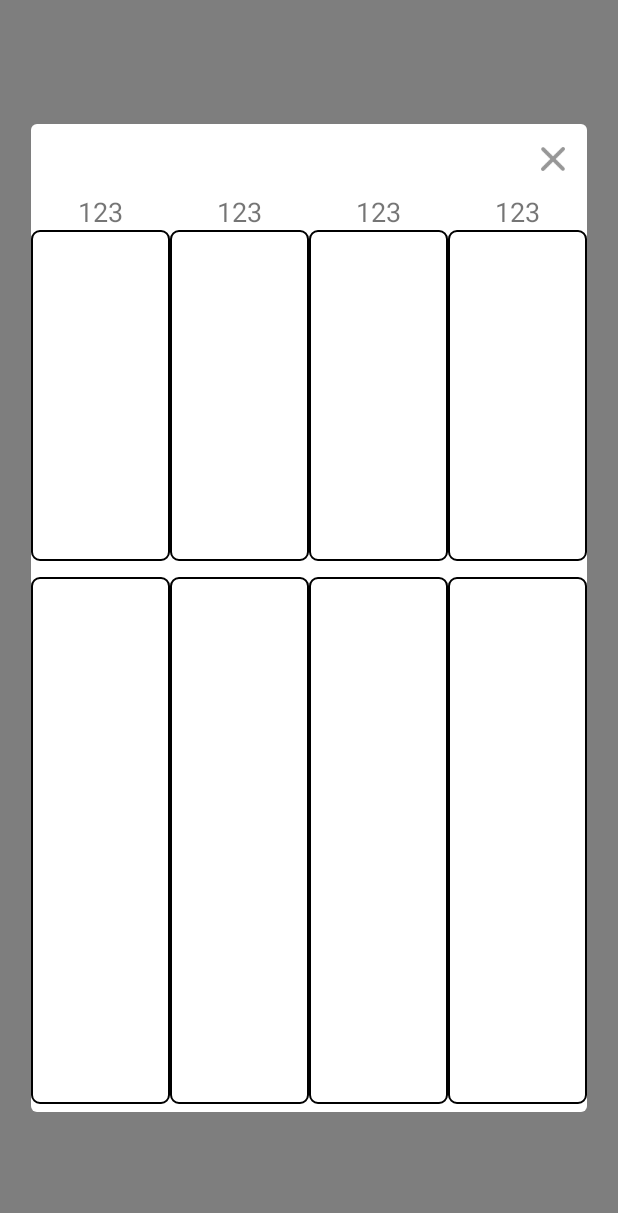
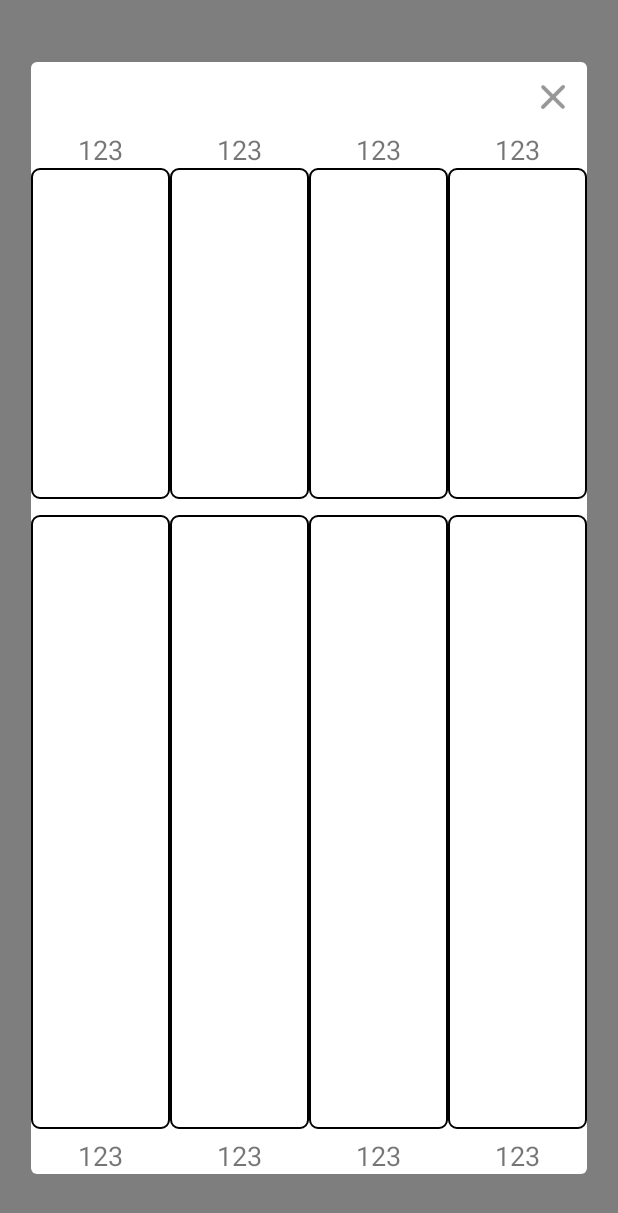
Before and after one commit to g78101/BridgeApp, an Android app: the layout info_view.xml on its own in the app's theme, with its tools: preview values and no code run, on a phone screen of 412 x 824 dp. Shown: the top 1213 px of the screen. Run offline under Robolectric (Android 15) with nearby library versions, the phone set to English and light mode, and no system bars.

Commit message:
Android - release 1.0.1
1. history add flower count info
2. fixed take poker twice bug

```diff
--- a/Android/app/build.gradle
+++ b/Android/app/build.gradle
@@ -7,7 +7,7 @@ android {
         minSdkVersion 19
         targetSdkVersion 28
         versionCode 1
-        versionName "1.0.0"
+        versionName "1.0.1"
     }
     buildTypes {
         release {
--- a/Android/app/src/main/java/com/talka/fancybridge/Manager/PokerManager.java
+++ b/Android/app/src/main/java/com/talka/fancybridge/Manager/PokerManager.java
@@ -21,6 +21,7 @@ public class PokerManager {
 
     public String[] callsRecord = {"","","",""};
     public String[] playsRecord = {"","","",""};
+    public int[] flowerCountRecord = {0,0,0,0};
     public int currentFlower = -1;
 
     public StreamManager streamManager;
@@ -43,6 +44,7 @@ public class PokerManager {
         cards = new String[]{"0", "0", "0", "0", "0", "0", "0", "0", "0", "0", "0", "0", "0"};
         callsRecord = new String[]{"", "", "", ""};
         playsRecord = new String[]{"", "", "", ""};
+        flowerCountRecord = new int[]{0,0,0,0};
         turnIndex = -1;
         trump = -1;
         currentFlower = -1;
--- a/Android/app/src/main/java/com/talka/fancybridge/Manager/StateManager.java
+++ b/Android/app/src/main/java/com/talka/fancybridge/Manager/StateManager.java
@@ -221,16 +221,20 @@ public class StateManager implements StreamManager.StreamManagerListener {
                         }
 
                         String updateRecord = pokerManager.playsRecord[lastTurn];
+                        int flower = (poker-1)/13;
                         tempStr = String.format("%s",CardView.showPokerStr(poker));
 
                         pokerManager.playsRecord[lastTurn] = updateRecord + tempStr;
+                        pokerManager.flowerCountRecord[flower] += 1;
                     }
                         break;
                     case LastCard:
                         String updateRecord = pokerManager.playsRecord[lastTurn];
+                        int flower = (poker-1)/13;
                         tempStr = String.format("%s",CardView.showPokerStr(poker));
 
                         pokerManager.playsRecord[lastTurn] = updateRecord + tempStr;
+                        pokerManager.flowerCountRecord[flower] += 1;
 
                         if(playInfo.turnIndex == 3) {
                             new Thread(new Runnable() {
@@ -246,7 +250,8 @@ public class StateManager implements StreamManager.StreamManagerListener {
                             }).start();
                     }
 
-                    pokerManager.currentFlower = -1;
+                        pokerManager.currentFlower = -1;
+                        pokerManager.turnIndex = -1;
 
                     break;
                     case GameOver:
--- a/Android/app/src/main/java/com/talka/fancybridge/Views/InfoView.java
+++ b/Android/app/src/main/java/com/talka/fancybridge/Views/InfoView.java
@@ -21,6 +21,7 @@ public class InfoView extends ConstraintLayout {
     public List<TextView> nameLabels = new ArrayList<TextView>();
     public List<TextView> callLabels = new ArrayList<TextView>();
     public List<TextView> playLabels = new ArrayList<TextView>();
+    public List<TextView> flowerLabels = new ArrayList<TextView>();
 
     public InfoView(Context context) {
         super(context);
@@ -40,6 +41,10 @@ public class InfoView extends ConstraintLayout {
         playLabels.add((TextView)findViewById(R.id.infoPlay1));
         playLabels.add((TextView)findViewById(R.id.infoPlay2));
         playLabels.add((TextView)findViewById(R.id.infoPlay3));
+        flowerLabels.add((TextView)findViewById(R.id.flowerLabel0));
+        flowerLabels.add((TextView)findViewById(R.id.flowerLabel1));
+        flowerLabels.add((TextView)findViewById(R.id.flowerLabel2));
+        flowerLabels.add((TextView)findViewById(R.id.flowerLabel3));
 
         this.setOnClickListener(mCloseOnClickListener);
         closeButton.setOnClickListener(mCloseOnClickListener);
@@ -48,6 +53,7 @@ public class InfoView extends ConstraintLayout {
             nameLabels.get(i).setText(StateManager.getInstance().players[i]);
             callLabels.get(i).setText(PokerManager.getInstance().callsRecord[i]);
             playLabels.get(i).setText(PokerManager.getInstance().playsRecord[i]);
+            flowerLabels.get(i).setText(String.format("%s:%d",CardView.Flowers[i],PokerManager.getInstance().flowerCountRecord[i]));
         }
     }
 
--- a/Android/app/src/main/res/layout/info_view.xml
+++ b/Android/app/src/main/res/layout/info_view.xml
@@ -12,14 +12,14 @@
         android:layout_width="wrap_content"
         android:layout_height="wrap_content"
         android:orientation="horizontal"
-        app:layout_constraintGuide_percent="0.1"/>
+        app:layout_constraintGuide_percent="0.05"/>
 
     <android.support.constraint.Guideline
         android:id="@+id/hinfoview1"
         android:layout_width="wrap_content"
         android:layout_height="wrap_content"
         android:orientation="horizontal"
-        app:layout_constraintGuide_percent="0.9"/>
+        app:layout_constraintGuide_percent="0.95"/>
 
     <android.support.constraint.Guideline
         android:id="@+id/vinfoview0"
@@ -50,7 +50,7 @@
             android:layout_width="wrap_content"
             android:layout_height="wrap_content"
             android:orientation="horizontal"
-            app:layout_constraintGuide_percent="0.45"/>
+            app:layout_constraintGuide_percent="0.4"/>
 
         <android.support.constraint.Guideline
             android:id="@+id/subvinfoview1"
@@ -190,7 +190,7 @@
             app:layout_constraintTop_toTopOf="@id/subhinfoview0"
             app:layout_constraintStart_toStartOf="@id/infoLabel0"
             app:layout_constraintEnd_toEndOf="@id/infoLabel0"
-            app:layout_constraintBottom_toBottomOf="parent"/>
+            app:layout_constraintBottom_toTopOf="@id/flowerLabel0"/>
 
         <TextView
             android:id="@+id/infoPlay1"
@@ -204,7 +204,7 @@
             app:layout_constraintTop_toTopOf="@id/subhinfoview0"
             app:layout_constraintStart_toStartOf="@id/infoLabel1"
             app:layout_constraintEnd_toEndOf="@id/infoLabel1"
-            app:layout_constraintBottom_toBottomOf="parent"/>
+            app:layout_constraintBottom_toTopOf="@id/flowerLabel1"/>
 
         <TextView
             android:id="@+id/infoPlay2"
@@ -218,7 +218,7 @@
             app:layout_constraintTop_toTopOf="@id/subhinfoview0"
             app:layout_constraintStart_toStartOf="@id/infoLabel2"
             app:layout_constraintEnd_toEndOf="@id/infoLabel2"
-            app:layout_constraintBottom_toBottomOf="parent"/>
+            app:layout_constraintBottom_toTopOf="@id/flowerLabel2"/>
 
         <TextView
             android:id="@+id/infoPlay3"
@@ -232,6 +232,50 @@
             app:layout_constraintTop_toTopOf="@id/subhinfoview0"
             app:layout_constraintStart_toStartOf="@id/infoLabel3"
             app:layout_constraintEnd_toEndOf="@id/infoLabel3"
+            app:layout_constraintBottom_toTopOf="@id/flowerLabel3"/>
+
+        <TextView
+            android:id="@+id/flowerLabel0"
+            android:layout_width="0dp"
+            android:layout_height="wrap_content"
+            android:textSize="18sp"
+            android:text="123"
+            android:textAlignment="center"
+            app:layout_constraintStart_toStartOf="parent"
+            app:layout_constraintEnd_toEndOf="@id/subvinfoview1"
+            app:layout_constraintBottom_toBottomOf="parent"/>
+
+        <TextView
+            android:id="@+id/flowerLabel1"
+            android:layout_width="0dp"
+            android:layout_height="wrap_content"
+            android:textSize="18sp"
+            android:text="123"
+            android:textAlignment="center"
+            app:layout_constraintStart_toStartOf="@id/subvinfoview1"
+            app:layout_constraintEnd_toEndOf="@id/subvinfoview2"
+            app:layout_constraintBottom_toBottomOf="parent"/>
+
+        <TextView
+            android:id="@+id/flowerLabel2"
+            android:layout_width="0dp"
+            android:layout_height="wrap_content"
+            android:textSize="18sp"
+            android:text="123"
+            android:textAlignment="center"
+            app:layout_constraintStart_toStartOf="@id/subvinfoview2"
+            app:layout_constraintEnd_toEndOf="@id/subvinfoview3"
+            app:layout_constraintBottom_toBottomOf="parent"/>
+
+        <TextView
+            android:id="@+id/flowerLabel3"
+            android:layout_width="0dp"
+            android:layout_height="wrap_content"
+            android:textSize="18sp"
+            android:text="123"
+            android:textAlignment="center"
+            app:layout_constraintStart_toStartOf="@id/subvinfoview3"
+            app:layout_constraintEnd_toEndOf="parent"
             app:layout_constraintBottom_toBottomOf="parent"/>
 
     </android.support.constraint.ConstraintLayout>
```
